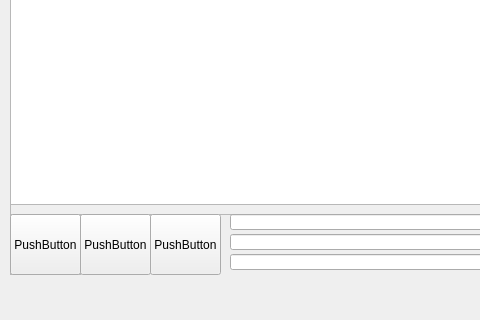
Qt form usablemaps/gui/MapInterface.ui (ZZU1U/useableMaps) before a commit; both pictures show x 0 to 480 and y 296 to 616 of the 800 by 616 pixel window.
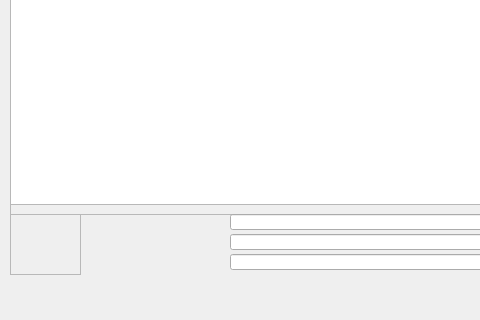
The same form after that commit.

Commit message: Добавлены строки ввода

Diff of the .ui file:
```diff
--- a/usablemaps/gui/MapInterface.ui
+++ b/usablemaps/gui/MapInterface.ui
@@ -55,19 +55,6 @@
     <property name="frameShadow">
      <enum>QFrame::Raised</enum>
     </property>
-    <widget class="QPushButton" name="button_scheme">
-     <property name="geometry">
-      <rect>
-       <x>0</x>
-       <y>0</y>
-       <width>71</width>
-       <height>61</height>
-      </rect>
-     </property>
-     <property name="text">
-      <string>PushButton</string>
-     </property>
-    </widget>
    </widget>
    <widget class="QSplitter" name="splitter">
     <property name="geometry">
@@ -105,32 +92,6 @@
      </rect>
     </property>
    </widget>
-   <widget class="QPushButton" name="button_sputnik">
-    <property name="geometry">
-     <rect>
-      <x>80</x>
-      <y>510</y>
-      <width>71</width>
-      <height>61</height>
-     </rect>
-    </property>
-    <property name="text">
-     <string>PushButton</string>
-    </property>
-   </widget>
-   <widget class="QPushButton" name="button_hybrid">
-    <property name="geometry">
-     <rect>
-      <x>150</x>
-      <y>510</y>
-      <width>71</width>
-      <height>61</height>
-     </rect>
-    </property>
-    <property name="text">
-     <string>PushButton</string>
-    </property>
-   </widget>
    <widget class="QLineEdit" name="LE_Coordinates2">
     <property name="geometry">
      <rect>
```
